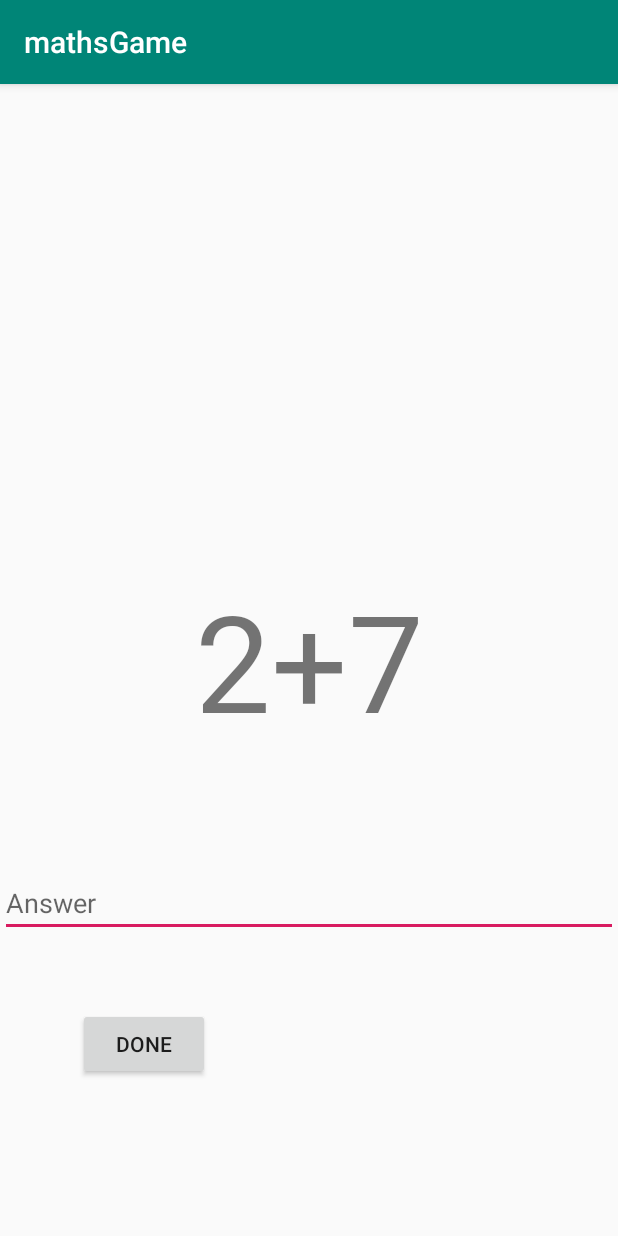
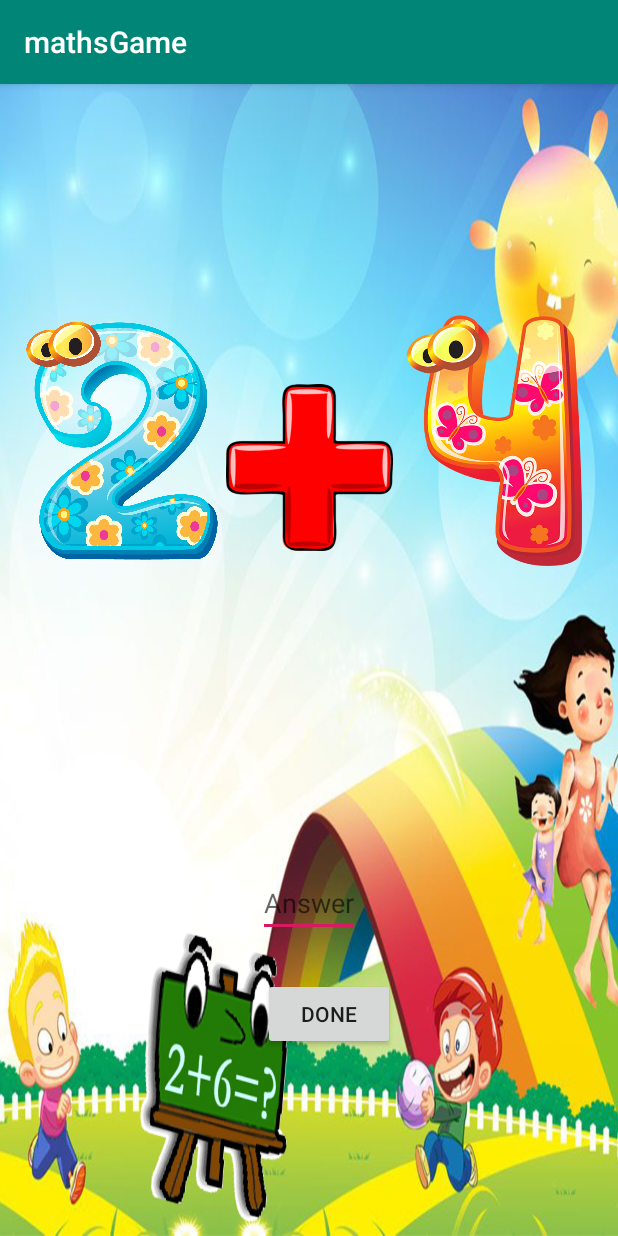
Before and after one commit to iamuditha/mathsGame, an Android app: the AdditionActivity screen opened directly, with no data from a screen before it, on a phone screen of 412 x 824 dp. Run offline under Robolectric (Android 15) with nearby library versions, the phone set to English and light mode, and no system bars.

Commit message:
UI updates

```diff
--- a/app/src/main/java/com/example/mathsgame/AdditionActivity.kt
+++ b/app/src/main/java/com/example/mathsgame/AdditionActivity.kt
@@ -9,20 +9,34 @@ import net.objecthunter.exp4j.ExpressionBuilder
 
 class AdditionActivity : AppCompatActivity() {
 
+    private val numbers = mutableListOf("one", "two", "three", "four","five","six","seven","eight","nine")
+    var quizNumber = 0
+
     private val additionRepo = AdditionRepositary()
     private val additionQuizList = additionRepo.fetchAdditionQuiz()
-    private val myQuiz = additionQuizList[0].equation
+
+    private val myQuiz = additionQuizList[quizNumber].firstNum + additionQuizList[quizNumber].symbol + additionQuizList[quizNumber].secondNum
 
     override fun onCreate(savedInstanceState: Bundle?) {
         super.onCreate(savedInstanceState)
         setContentView(R.layout.activity_addition)
-
-        showQuiz()
-
+//        showQuiz()
+        displayNumbers()
         done.setOnClickListener {
             checkResult()
         }
+    }
 
+    private fun displayNumbers() {
+        val index1 = additionQuizList[0].firstNum.toInt() - 1
+        val index2 = additionQuizList[0].secondNum.toInt() - 1
+
+        val resources = resources
+        val resourceId1 = resources.getIdentifier(numbers[index1], "drawable", packageName)
+        val resourceId2 = resources.getIdentifier(numbers[index2], "drawable", packageName)
+
+        num1.setImageResource(resourceId1)
+        num2.setImageResource(resourceId2)
     }
 
     private fun checkResult() {
@@ -33,19 +47,18 @@ class AdditionActivity : AppCompatActivity() {
         if (correctResult.toInt().toString() == answer.text.toString()){
             val intent = Intent(this, CongratulationsActivity::class.java)
             intent.putExtra("answer",(correctResult.toInt()-1).toString())
+            intent.putExtra("qno",quizNumber)
             startActivity(intent)
 
-            Log.i("checking","done")
         }else{
             startActivity(Intent(this, HintActivity::class.java))
-            Log.i("checking","worng")
         }
 
     }
 
-    private fun showQuiz(){
-        additionQuiz.text = myQuiz
-    }
+//    private fun showQuiz(){
+//        additionQuiz.text = myQuiz
+//    }
 
 
 }
--- a/app/src/main/java/com/example/mathsgame/AdditionRepositary.kt
+++ b/app/src/main/java/com/example/mathsgame/AdditionRepositary.kt
@@ -4,9 +4,9 @@ class AdditionRepositary {
 
     fun fetchAdditionQuiz() : List<Quiz>{
         return listOf(
-            Quiz(1,"2+7"),
-            Quiz(1,"4+6"),
-            Quiz(1,"12+5")
+            Quiz(1,"2","+","4"),
+            Quiz(2,"4","+","3"),
+            Quiz(3,"1","+","5")
             )
     }
 }
--- a/app/src/main/java/com/example/mathsgame/CongratulationsActivity.kt
+++ b/app/src/main/java/com/example/mathsgame/CongratulationsActivity.kt
@@ -1,5 +1,6 @@
 package com.example.mathsgame
 
+import android.content.Intent
 import androidx.appcompat.app.AppCompatActivity
 import android.os.Bundle
 import android.util.Log
@@ -21,7 +22,7 @@ class CongratulationsActivity : AppCompatActivity() {
         val intent = intent
         val bundle = intent.extras
         val num = bundle?.getString("answer")
-
+        val quizNumber = bundle?.getInt("qno")
         val number = numbers[num?.toInt()!!]
 
         val resources = resources
@@ -31,5 +32,12 @@ class CongratulationsActivity : AppCompatActivity() {
         )
 
         correctAnswer.setImageResource(resourceId)
+
+        next.setOnClickListener {
+            val intent1 = Intent(this, AdditionActivity::class.java)
+            intent1.putExtra("qno1",quizNumber)
+            startActivity(intent1)
+
+        }
     }
 }
--- a/app/src/main/java/com/example/mathsgame/model.kt
+++ b/app/src/main/java/com/example/mathsgame/model.kt
@@ -4,6 +4,8 @@ import java.util.*
 
 data class Quiz(
     val id : Int,
-    val equation : String
+    val firstNum : String,
+    val symbol: String,
+    val secondNum : String
 
 )
--- a/app/src/main/res/layout/activity_addition.xml
+++ b/app/src/main/res/layout/activity_addition.xml
@@ -4,6 +4,7 @@
     xmlns:tools="http://schemas.android.com/tools"
     android:layout_width="match_parent"
     android:layout_height="match_parent"
+    android:background="@drawable/calculation_background"
     tools:context=".AdditionActivity">
 
     <TextView
@@ -21,7 +22,7 @@
     <EditText
         android:id="@+id/answer"
         android:hint="Answer"
-        android:layout_width="match_parent"
+        android:layout_width="wrap_content"
         android:layout_height="wrap_content"
         app:layout_constraintBottom_toBottomOf="parent"
         app:layout_constraintEnd_toEndOf="parent"
@@ -36,8 +37,42 @@
         android:text="Done"
         app:layout_constraintBottom_toBottomOf="parent"
         app:layout_constraintEnd_toEndOf="parent"
-        app:layout_constraintHorizontal_bias="0.16"
+        app:layout_constraintHorizontal_bias="0.541"
         app:layout_constraintStart_toStartOf="parent"
         app:layout_constraintTop_toBottomOf="@+id/answer"
-        app:layout_constraintVertical_bias="0.314" />
+        app:layout_constraintVertical_bias="0.18" />
+
+    <ImageView
+        android:id="@+id/num1"
+        android:layout_width="161dp"
+        android:layout_height="173dp"
+        android:layout_marginTop="152dp"
+        app:layout_constraintBottom_toBottomOf="parent"
+        app:layout_constraintStart_toStartOf="parent"
+        app:layout_constraintTop_toTopOf="parent"
+        app:layout_constraintVertical_bias="0.0" />
+
+    <ImageView
+        android:id="@+id/num2"
+        android:layout_width="161dp"
+        android:layout_height="173dp"
+        android:layout_marginStart="36dp"
+        android:layout_marginTop="152dp"
+        app:layout_constraintBottom_toBottomOf="parent"
+        app:layout_constraintEnd_toEndOf="parent"
+        app:layout_constraintHorizontal_bias="1.0"
+        app:layout_constraintStart_toEndOf="@+id/num1"
+        app:layout_constraintTop_toTopOf="parent"
+        app:layout_constraintVertical_bias="0.0" />
+
+    <ImageView
+        android:id="@+id/additionSymbol"
+        android:src="@drawable/addition_symbol"
+        android:layout_width="111dp"
+        android:layout_height="118dp"
+        app:layout_constraintBottom_toBottomOf="parent"
+        app:layout_constraintEnd_toStartOf="@+id/num2"
+        app:layout_constraintStart_toEndOf="@+id/num1"
+        app:layout_constraintTop_toTopOf="parent"
+        app:layout_constraintVertical_bias="0.303" />
 </androidx.constraintlayout.widget.ConstraintLayout>
--- a/app/src/main/res/layout/activity_congratulations.xml
+++ b/app/src/main/res/layout/activity_congratulations.xml
@@ -20,4 +20,17 @@
         android:layout_width="match_parent"
         android:layout_height="match_parent" />
 
+    <Button
+        android:id="@+id/next"
+        android:layout_width="wrap_content"
+        android:layout_height="wrap_content"
+        android:layout_marginStart="168dp"
+        android:text="next"
+        app:layout_constraintBottom_toBottomOf="@+id/correctAnswer"
+        app:layout_constraintEnd_toEndOf="parent"
+        app:layout_constraintHorizontal_bias="0.0"
+        app:layout_constraintStart_toStartOf="parent"
+        app:layout_constraintTop_toTopOf="@+id/correctAnswer"
+        app:layout_constraintVertical_bias="0.761" />
+
 </androidx.constraintlayout.widget.ConstraintLayout>
```
Also changed, not shown: app/src/main/res/drawable/addition_symbol.png (added), app/src/main/res/drawable/calculation_background.jpg (added).
